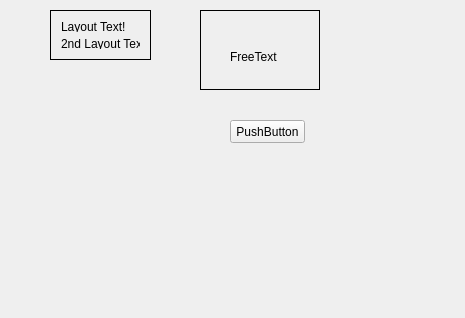
Above: mainwindow.ui from Dimaximym/QmlParser before the change. Below: the same form after it.
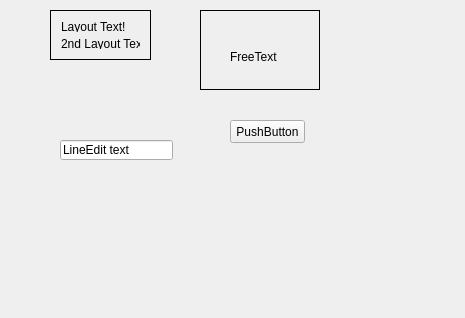
That is the form after the change.

Commit message: add text input (QLineEdit)

Patch:
```diff
--- a/mainwindow.ui
+++ b/mainwindow.ui
@@ -91,6 +91,22 @@
      <string>PushButton</string>
     </property>
    </widget>
+   <widget class="QLineEdit" name="lineEdit">
+    <property name="geometry">
+     <rect>
+      <x>60</x>
+      <y>140</y>
+      <width>113</width>
+      <height>20</height>
+     </rect>
+    </property>
+    <property name="text">
+     <string>LineEdit text</string>
+    </property>
+    <property name="frame">
+     <bool>true</bool>
+    </property>
+   </widget>
   </widget>
  </widget>
  <layoutdefault spacing="6" margin="11"/>
```
The commit also changes 5 other files.
